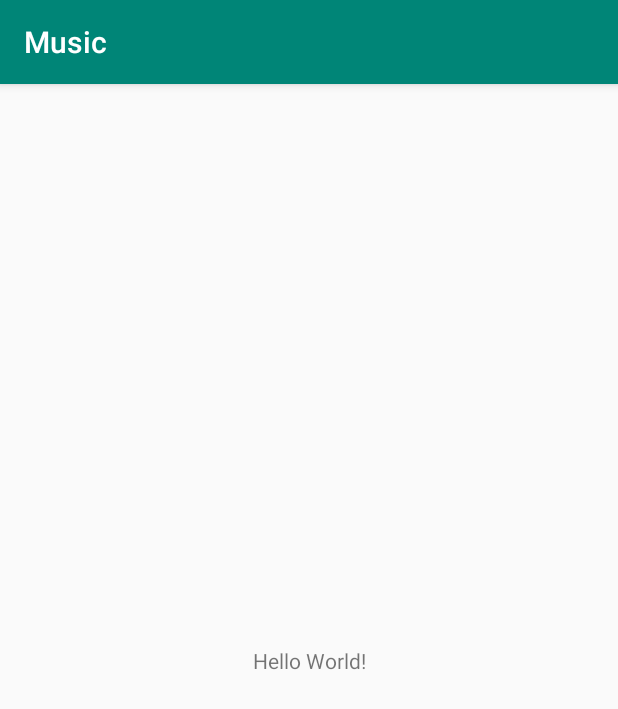
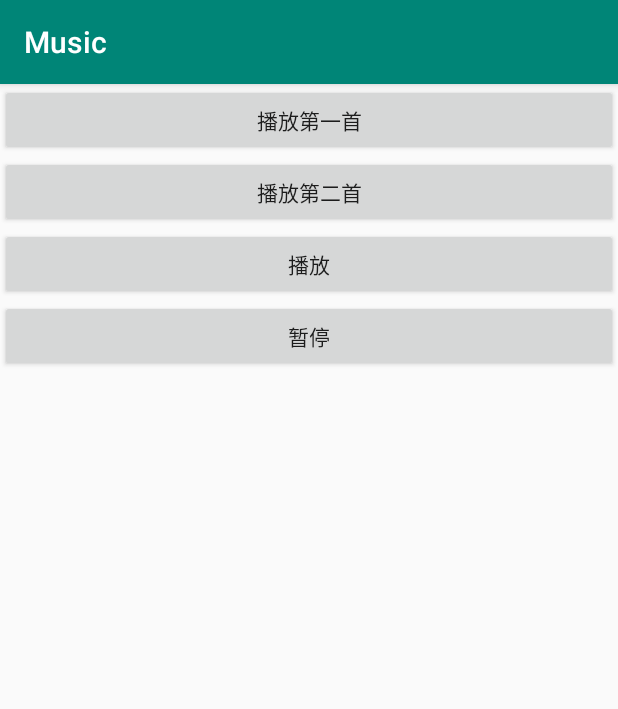
Before and after one commit to caoxb/HelloDemo, an Android app: the screen it shows after launch (MusicPlayerActivity), on a phone screen of 412 x 824 dp. Shown: the top 709 px of the screen. Run offline under Robolectric (Android 15) with nearby library versions, the phone set to English and light mode, and no system bars; 2 statements that could not run were skipped.

```diff
--- a/music/src/main/java/com/tarena/music/player/MusicPlayerActivity.java
+++ b/music/src/main/java/com/tarena/music/player/MusicPlayerActivity.java
@@ -1,13 +1,157 @@
 package com.tarena.music.player;
 
+import android.content.ComponentName;
+import android.content.Context;
+import android.content.Intent;
+import android.content.ServiceConnection;
+import android.os.Environment;
+import android.os.IBinder;
 import android.support.v7.app.AppCompatActivity;
 import android.os.Bundle;
+import android.view.View;
+import android.widget.Button;
 
 public class MusicPlayerActivity extends AppCompatActivity {
+    MusicService.MusicBinder musicBinder;
+
+    ServiceConnection mServiceConnection =
+            new ServiceConnection() {
+
+                @Override
+                public void onServiceDisconnected(ComponentName name) {
+
+                }
+
+                @Override
+                public void onServiceConnected(
+                        ComponentName name,
+                        IBinder service) {
+                    musicBinder = (MusicService.MusicBinder) service;
+                }
+            };
 
     @Override
     protected void onCreate(Bundle savedInstanceState) {
         super.onCreate(savedInstanceState);
         setContentView(R.layout.activity_music_player);
+
+        initView();
+
+        Intent mServiceIntent =
+                new Intent(
+                        this,
+                        MusicService.class);
+
+
+        bindService(
+                mServiceIntent,
+                mServiceConnection,
+                Context.BIND_AUTO_CREATE);
+
+        initListener();
+    }
+
+    Button btPlayOne;
+    Button btPlayTwo;
+
+    Button btDoPlay;
+    Button btDoPause;
+    private void initView() {
+        btDoPlay = (Button) findViewById(R.id.do_play);
+        btDoPause = (Button) findViewById(R.id.do_pause);
+
+        btPlayOne = (Button) findViewById(R.id.play_one);
+        btPlayTwo = (Button) findViewById(R.id.play_two);
+
+
+    }
+
+    private void initListener() {
+        btDoPlay.setOnClickListener(new View.OnClickListener() {
+
+            @Override
+            public void onClick(View v) {
+                musicBinder.doMusicPlay();
+//				// 发送播放命令到Service
+//				Intent mIntent = new Intent(
+//						MusicPlayerActivity.this,
+//						MusicService.class);
+//
+//				mIntent.putExtra(
+//						MusicService.COMMAND_TAG,
+//						MusicService.COMMAND_MUSIC_PLAY);
+//
+//				startService(mIntent);
+            }
+        });
+        btDoPause.setOnClickListener(new View.OnClickListener() {
+
+            @Override
+            public void onClick(View v) {
+                musicBinder.doMusicPause();
+//				// 发送暂停命令到Service
+//				Intent mIntent = new Intent(
+//						MusicPlayerActivity.this,
+//						MusicService.class);
+//
+//				mIntent.putExtra(
+//						MusicService.COMMAND_TAG,
+//						MusicService.COMMAND_MUSIC_PAUSE);
+//
+//				startService(mIntent);
+            }
+        });
+
+
+        btPlayOne.setOnClickListener(new View.OnClickListener() {
+
+            @Override
+            public void onClick(View v) {
+                String path=Environment.getExternalStorageDirectory()+"/spk.wav";
+                musicBinder.setMusicPath(path);
+//				Intent mIntent = new Intent(
+//						MusicPlayerActivity.this,
+//						MusicService.class);
+//
+//				mIntent.putExtra(
+//						MusicService.COMMAND_TAG,
+//						MusicService.COMMAND_MUSIC_PATH);
+//
+//				mIntent.putExtra(
+//						MusicService.MUSIC_PATH_TAG,
+//						"/mnt/sdcard/CKG.mp3");
+//
+//				startService(mIntent);
+
+            }
+        });
+
+        btPlayTwo.setOnClickListener(new View.OnClickListener() {
+
+            @Override
+            public void onClick(View v) {
+                String path=Environment.getExternalStorageDirectory()+"/msg.mp3";
+                musicBinder.setMusicPath(path);
+//				Intent mIntent = new Intent(
+//						MusicPlayerActivity.this,
+//						MusicService.class);
+//
+//				mIntent.putExtra(
+//						MusicService.COMMAND_TAG,
+//						MusicService.COMMAND_MUSIC_PATH);
+//
+//				mIntent.putExtra(
+//						MusicService.MUSIC_PATH_TAG,
+//						"/mnt/sdcard/yc.mp3");
+//
+//				startService(mIntent);
+            }
+        });
+    }
+
+    @Override
+    protected void onDestroy() {
+        super.onDestroy();
+        unbindService(mServiceConnection);
     }
 }
--- a/music/src/main/res/layout/activity_music_player.xml
+++ b/music/src/main/res/layout/activity_music_player.xml
@@ -1,18 +1,31 @@
 <?xml version="1.0" encoding="utf-8"?>
-<android.support.constraint.ConstraintLayout xmlns:android="http://schemas.android.com/apk/res/android"
-    xmlns:app="http://schemas.android.com/apk/res-auto"
-    xmlns:tools="http://schemas.android.com/tools"
-    android:layout_width="match_parent"
-    android:layout_height="match_parent"
-    tools:context=".MusicPlayerActivity">
+<LinearLayout xmlns:android="http://schemas.android.com/apk/res/android"
+    android:layout_width="fill_parent"
+    android:layout_height="fill_parent"
+    android:orientation="vertical" >
 
-    <TextView
-        android:layout_width="wrap_content"
+    <Button
+        android:id="@+id/play_one"
+        android:layout_width="fill_parent"
         android:layout_height="wrap_content"
-        android:text="Hello World!"
-        app:layout_constraintBottom_toBottomOf="parent"
-        app:layout_constraintLeft_toLeftOf="parent"
-        app:layout_constraintRight_toRightOf="parent"
-        app:layout_constraintTop_toTopOf="parent" />
+        android:text="@string/text_play_first" />
 
-</android.support.constraint.ConstraintLayout>
+    <Button
+        android:id="@+id/play_two"
+        android:layout_width="fill_parent"
+        android:layout_height="wrap_content"
+        android:text="@string/text_play_second" />
+
+    <Button
+        android:id="@+id/do_play"
+        android:layout_width="fill_parent"
+        android:layout_height="wrap_content"
+        android:text="@string/play" />
+
+    <Button
+        android:id="@+id/do_pause"
+        android:layout_width="fill_parent"
+        android:layout_height="wrap_content"
+        android:text="@string/pause" />
+
+</LinearLayout>
--- a/music/src/main/res/values/strings.xml
+++ b/music/src/main/res/values/strings.xml
@@ -1,3 +1,9 @@
 <resources>
     <string name="app_name">Music</string>
+    <string name="text_play_first">播放第一首</string>
+    <string name="text_play_second">播放第二首</string>
+    <string name="play">播放</string>
+    <string name="pause">暂停</string>
+    <string name="second_music">/storage/emulated/0/msg.mp3</string>
+    <string name="first_music">/storage/emulated/0/spk.wav</string>
 </resources>
```
Also changed, not shown: music/src/main/AndroidManifest.xml (+7 -2 lines).
